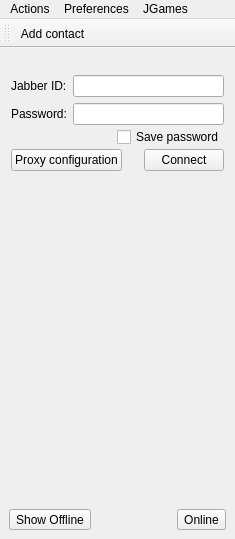
The window that mainwindow.ui (xmpp-graveyard/jabbim) describes before a commit, drawn with Qt 5.
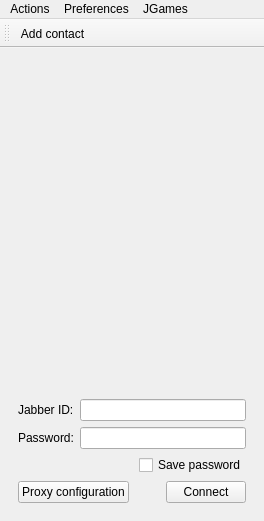
The same window after the commit. Icons and pictures are not drawn.

Commit message: uprava vzhledu login okna

```diff
--- a/mainwindow.ui
+++ b/mainwindow.ui
@@ -5,8 +5,8 @@
    <rect>
     <x>0</x>
     <y>0</y>
-    <width>235</width>
-    <height>539</height>
+    <width>264</width>
+    <height>521</height>
    </rect>
   </property>
   <property name="windowTitle" >
@@ -55,6 +55,64 @@
             <property name="spacing" >
              <number>0</number>
             </property>
+            <item row="1" column="0" >
+             <layout class="QHBoxLayout" >
+              <property name="margin" >
+               <number>0</number>
+              </property>
+              <property name="spacing" >
+               <number>6</number>
+              </property>
+              <item>
+               <widget class="QToolButton" name="showOffline" >
+                <property name="text" >
+                 <string>Show Offline</string>
+                </property>
+                <property name="icon" >
+                 <iconset>images/16x16/status/jabber-offline.png</iconset>
+                </property>
+                <property name="checkable" >
+                 <bool>true</bool>
+                </property>
+                <property name="checked" >
+                 <bool>false</bool>
+                </property>
+                <property name="toolButtonStyle" >
+                 <enum>Qt::ToolButtonTextBesideIcon</enum>
+                </property>
+               </widget>
+              </item>
+              <item>
+               <spacer>
+                <property name="orientation" >
+                 <enum>Qt::Horizontal</enum>
+                </property>
+                <property name="sizeHint" >
+                 <size>
+                  <width>16</width>
+                  <height>20</height>
+                 </size>
+                </property>
+               </spacer>
+              </item>
+              <item>
+               <widget class="QToolButton" name="statusButton" >
+                <property name="text" >
+                 <string>Online</string>
+                </property>
+                <property name="icon" >
+                 <iconset>images/16x16/status/jabber-online.png</iconset>
+                </property>
+                <property name="popupMode" >
+                 <enum>QToolButton::InstantPopup</enum>
+                </property>
+                <property name="toolButtonStyle" >
+                 <enum>Qt::ToolButtonTextBesideIcon</enum>
+                </property>
+               </widget>
+              </item>
+             </layout>
+            </item>
             <item row="0" column="0" >
              <widget class="QWidget" native="1" name="rosterWidget" />
             </item>
@@ -338,12 +396,79 @@
       <widget class="QWidget" name="page_2" >
        <layout class="QGridLayout" >
         <property name="margin" >
-         <number>2</number>
+         <number>9</number>
         </property>
         <property name="spacing" >
-         <number>2</number>
+         <number>6</number>
         </property>
-        <item row="2" column="0" >
+        <item row="1" column="0" >
+         <spacer>
+          <property name="orientation" >
+           <enum>Qt::Vertical</enum>
+          </property>
+          <property name="sizeHint" >
+           <size>
+            <width>20</width>
+            <height>191</height>
+           </size>
+          </property>
+         </spacer>
+        </item>
+        <item row="2" column="0" colspan="2" >
+         <layout class="QHBoxLayout" >
+          <property name="margin" >
+           <number>0</number>
+          </property>
+          <property name="spacing" >
+           <number>6</number>
+          </property>
+          <item>
+           <layout class="QVBoxLayout" >
+            <property name="margin" >
+             <number>0</number>
+            </property>
+            <property name="spacing" >
+             <number>6</number>
+            </property>
+            <item>
+             <widget class="QLabel" name="label_8" >
+              <property name="text" >
+               <string>Jabber ID:</string>
+              </property>
+             </widget>
+            </item>
+            <item>
+             <widget class="QLabel" name="label_9" >
+              <property name="text" >
+               <string>Password:</string>
+              </property>
+             </widget>
+            </item>
+           </layout>
+          </item>
+          <item>
+           <layout class="QVBoxLayout" >
+            <property name="margin" >
+             <number>0</number>
+            </property>
+            <property name="spacing" >
+             <number>6</number>
+            </property>
+            <item>
+             <widget class="QLineEdit" name="jid_2" />
+            </item>
+            <item>
+             <widget class="QLineEdit" name="password" >
+              <property name="echoMode" >
+               <enum>QLineEdit::Password</enum>
+              </property>
+             </widget>
+            </item>
+           </layout>
+          </item>
+         </layout>
+        </item>
+        <item row="3" column="0" >
          <spacer>
           <property name="orientation" >
            <enum>Qt::Horizontal</enum>
@@ -356,7 +481,7 @@
           </property>
          </spacer>
         </item>
-        <item row="2" column="1" >
+        <item row="3" column="1" >
          <widget class="QCheckBox" name="savePassword" >
           <property name="layoutDirection" >
            <enum>Qt::LeftToRight</enum>
@@ -366,20 +491,7 @@
           </property>
          </widget>
         </item>
-        <item row="4" column="1" >
-         <spacer>
-          <property name="orientation" >
-           <enum>Qt::Vertical</enum>
-          </property>
-          <property name="sizeHint" >
-           <size>
-            <width>20</width>
-            <height>161</height>
-           </size>
-          </property>
-         </spacer>
-        </item>
-        <item row="3" column="0" colspan="2" >
+        <item row="4" column="0" colspan="2" >
          <layout class="QHBoxLayout" >
           <property name="margin" >
            <number>0</number>
@@ -416,60 +528,6 @@
           </item>
          </layout>
         </item>
-        <item row="1" column="0" colspan="2" >
-         <layout class="QHBoxLayout" >
-          <property name="margin" >
-           <number>0</number>
-          </property>
-          <property name="spacing" >
-           <number>6</number>
-          </property>
-          <item>
-           <layout class="QVBoxLayout" >
-            <property name="margin" >
-             <number>0</number>
-            </property>
-            <property name="spacing" >
-             <number>6</number>
-            </property>
-            <item>
-             <widget class="QLabel" name="label_8" >
-              <property name="text" >
-               <string>Jabber ID:</string>
-              </property>
-             </widget>
-            </item>
-            <item>
-             <widget class="QLabel" name="label_9" >
-              <property name="text" >
-               <string>Password:</string>
-              </property>
-             </widget>
-            </item>
-           </layout>
-          </item>
-          <item>
-           <layout class="QVBoxLayout" >
-            <property name="margin" >
-             <number>0</number>
-            </property>
-            <property name="spacing" >
-             <number>6</number>
-            </property>
-            <item>
-             <widget class="QLineEdit" name="jid_2" />
-            </item>
-            <item>
-             <widget class="QLineEdit" name="password" >
-              <property name="echoMode" >
-               <enum>QLineEdit::Password</enum>
-              </property>
-             </widget>
-            </item>
-           </layout>
-          </item>
-         </layout>
-        </item>
         <item row="0" column="0" colspan="2" >
          <widget class="QLabel" name="label_7" >
           <property name="text" >
@@ -487,64 +545,6 @@
       </widget>
      </widget>
     </item>
-    <item row="1" column="0" >
-     <layout class="QHBoxLayout" >
-      <property name="margin" >
-       <number>0</number>
-      </property>
-      <property name="spacing" >
-       <number>6</number>
-      </property>
-      <item>
-       <widget class="QToolButton" name="showOffline" >
-        <property name="text" >
-         <string>Show Offline</string>
-        </property>
-        <property name="icon" >
-         <iconset>images/16x16/status/jabber-offline.png</iconset>
-        </property>
-        <property name="checkable" >
-         <bool>true</bool>
-        </property>
-        <property name="checked" >
-         <bool>false</bool>
-        </property>
-        <property name="toolButtonStyle" >
-         <enum>Qt::ToolButtonTextBesideIcon</enum>
-        </property>
-       </widget>
-      </item>
-      <item>
-       <spacer>
-        <property name="orientation" >
-         <enum>Qt::Horizontal</enum>
-        </property>
-        <property name="sizeHint" >
-         <size>
-          <width>16</width>
-          <height>20</height>
-         </size>
-        </property>
-       </spacer>
-      </item>
-      <item>
-       <widget class="QToolButton" name="statusButton" >
-        <property name="text" >
-         <string>Online</string>
-        </property>
-        <property name="icon" >
-         <iconset>images/16x16/status/jabber-online.png</iconset>
-        </property>
-        <property name="popupMode" >
-         <enum>QToolButton::InstantPopup</enum>
-        </property>
-        <property name="toolButtonStyle" >
-         <enum>Qt::ToolButtonTextBesideIcon</enum>
-        </property>
-       </widget>
-      </item>
-     </layout>
-    </item>
    </layout>
   </widget>
   <widget class="QMenuBar" name="menubar" >
@@ -552,7 +552,7 @@
     <rect>
      <x>0</x>
      <y>0</y>
-     <width>235</width>
+     <width>264</width>
      <height>28</height>
     </rect>
    </property>
```
Left out of the diff: 2 changed lines with no effect on the pictures. The commit also changes 1 other file.
